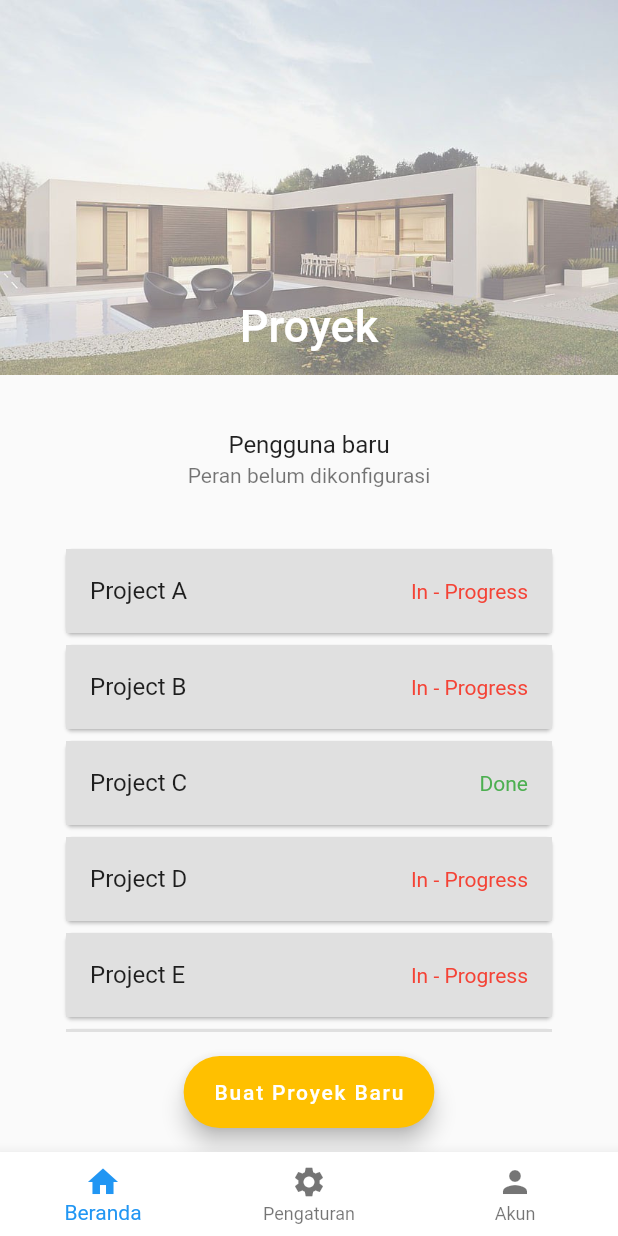
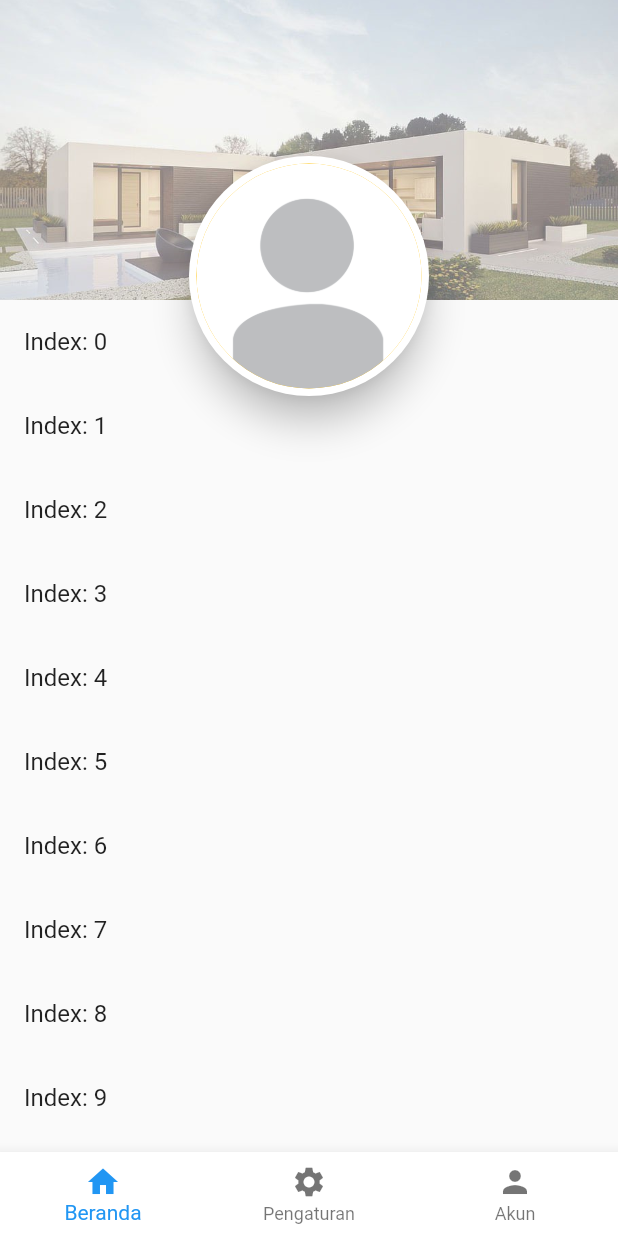
Before and after one commit to qisashasanudin/bangunin_id, a Flutter app: the screen it shows once a user with an empty profile is signed in, on a phone screen of 412 x 824 dp. Run offline on Flutter 3.47's test engine with Material 2 defaults, Android fonts, the phone set to English and light mode, and no system bars; our stand-ins replace cloud_firestore, firebase_auth, flutter_spinkit; accounts and stored records are empty.

Commit message:
fixed home page

```diff
--- a/lib/screens/mainmenu/tab_home.dart
+++ b/lib/screens/mainmenu/tab_home.dart
@@ -1,75 +1,66 @@
 import 'package:bangunin_id/shared/decorations.dart';
 import 'package:flutter/material.dart';
 
-class Home extends StatefulWidget {
+class Home extends StatelessWidget {
   @override
-  _HomeState createState() => _HomeState();
+  Widget build(BuildContext context) {
+    return SafeArea(
+      child: Material(
+        child: CustomScrollView(
+          slivers: [
+            SliverPersistentHeader(
+              delegate: HomeSliverAppBar(expandedHeight: 200),
+              pinned: true,
+            ),
+            SliverList(
+              delegate: SliverChildBuilderDelegate(
+                (_, index) => ListTile(
+                  title: Text("Index: $index"),
+                ),
+              ),
+            )
+          ],
+        ),
+      ),
+    );
+  }
 }
 
-class _HomeState extends State<Home> {
-  final List<String> entries = <String>[
-    'A',
-    'B',
-    'C',
-    'D',
-    'E',
-    'F',
-    'A',
-    'B',
-    'C',
-  ];
-  final List<String> status = <String>[
-    'In - Progress',
-    'In - Progress',
-    'Done',
-    'In - Progress',
-    'In - Progress',
-    'Done',
-    'In - Progress',
-    'In - Progress',
-    'Done'
-  ];
+class HomeSliverAppBar extends SliverPersistentHeaderDelegate {
+  final double expandedHeight;
+
+  HomeSliverAppBar({@required this.expandedHeight});
 
   @override
-  Widget build(BuildContext context) {
-    return Scaffold(
-      body: NestedScrollView(
-        headerSliverBuilder: (BuildContext context, bool innerBoxIsScrolled) {
-          return <Widget>[
-            SliverAppBar(
-              expandedHeight: 250.0,
-              pinned: true,
-              flexibleSpace: FlexibleSpaceBar(
-                title: Text('Proyek'),
-                centerTitle: true,
-                background: Image.asset(
+  Widget build(
+      BuildContext context, double shrinkOffset, bool overlapsContent) {
+    return Stack(
+      alignment: Alignment.center,
+      fit: StackFit.expand,
+      clipBehavior: Clip.none,
+      children: [
+        Image.asset(
           'assets/img/home_bg_default1.jpg',
           fit: BoxFit.cover,
         ),
-              ),
-            ),
-          ];
-        },
-        body: Center(
-          child: Column(
-            children: <Widget>[
-              //profilePicture(),
-              SizedBox(height: 20.0),
-              userInfo(),
-              SizedBox(height: 20.0),
-              projectList(),
-              SizedBox(height: 80.0),
-            ],
+        Center(
+          child: Opacity(
+            opacity: shrinkOffset / expandedHeight,
+            child: Text(
+              "Proyek",
+              style: TextStyle(
+                color: Colors.white,
+                fontWeight: FontWeight.w700,
+                fontSize: 23,
               ),
             ),
           ),
-      floatingActionButton: createProjectButton(context),
-      floatingActionButtonLocation: FloatingActionButtonLocation.centerFloat,
-    );
-  }
-
-  Card profilePicture() {
-    return Card(
+        ),
+        Positioned(
+          top: expandedHeight / 2 - shrinkOffset,
+          child: Opacity(
+            opacity: (1 - shrinkOffset / expandedHeight),
+            child: Card(
               elevation: 10,
               shape: CircleBorder(),
               child: Padding(
@@ -77,59 +68,23 @@ class _HomeState extends State<Home> {
                 child: CircleAvatar(
                   radius: 75,
                   backgroundColor: AppColors().primary,
-          backgroundImage: AssetImage('assets/img/profile_pic_default.jpg'),
+                  backgroundImage:
+                      AssetImage('assets/img/profile_pic_default.jpg'),
                 ),
               ),
+            ),
+          ),
+        ),
+      ],
     );
   }
 
-  ListTile userInfo() {
-    return ListTile(
-      title: Center(
-        child: Text('Pengguna baru'),
-      ),
-      subtitle: Center(
-        child: Text('Peran belum dikonfigurasi'),
-      ),
-    );
+  @override
+  double get maxExtent => expandedHeight;
+
+  @override
+  double get minExtent => kToolbarHeight;
+
+  @override
+  bool shouldRebuild(SliverPersistentHeaderDelegate oldDelegate) => true;
 }
-
-  Expanded projectList() {
-    return Expanded(
-      child: ListView.builder(
-        padding: const EdgeInsets.symmetric(horizontal: 40),
-        itemCount: entries.length,
-        itemBuilder: (BuildContext context, int index) {
-          return Card(
-            child: ListTile(
-              tileColor: AppColors().accent3,
-              title: Text('Project ${entries[index]}'),
-              trailing: Text(
-                '${status[index]}',
-                style: TextStyle(
-                    color:
-                        (status[index] == 'Done' ? Colors.green : Colors.red)),
-              ),
-              onTap: () async {
-                Navigator.of(context).pushNamed('/projectdetails');
-              },
-            ),
-          );
-        },
-      ),
-    );
-  }
-
-  FloatingActionButton createProjectButton(BuildContext context) {
-    return FloatingActionButton.extended(
-      onPressed: () async {
-        Navigator.of(context).pushNamed('/newproject');
-      },
-      label: Text(
-        'Buat Proyek Baru',
-        style: TextStyle(color: AppColors().accent1),
-      ),
-      backgroundColor: AppColors().primary,
-    );
-  }
-}
```
Lines whose indentation alone changed are shown as unchanged.
